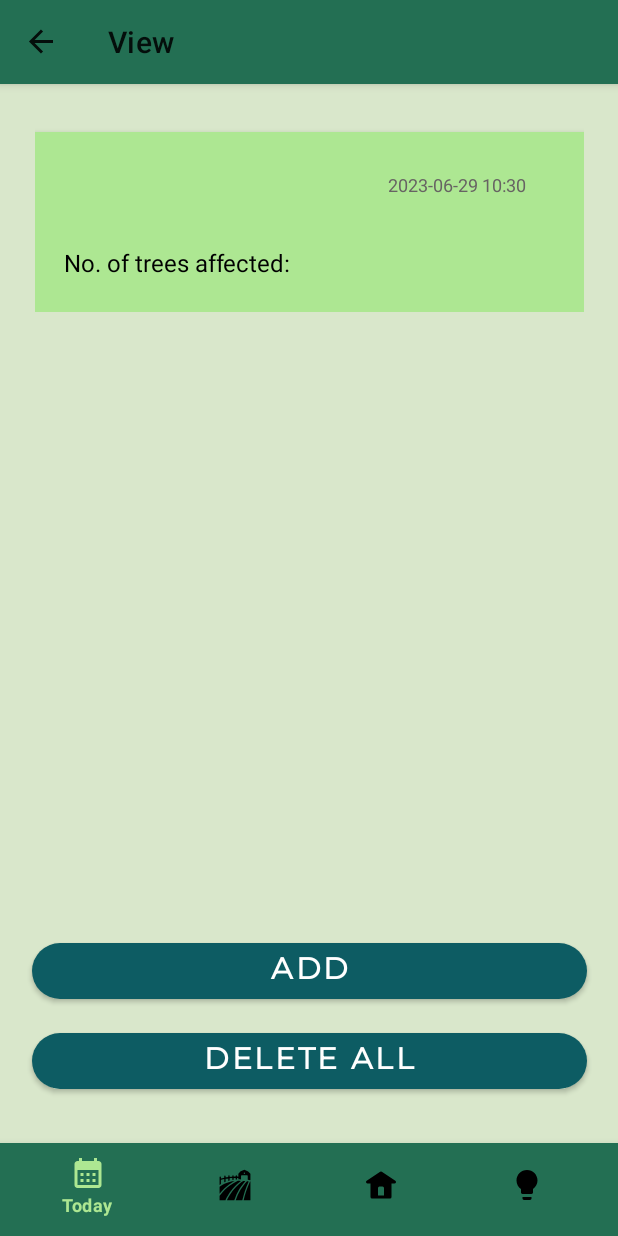
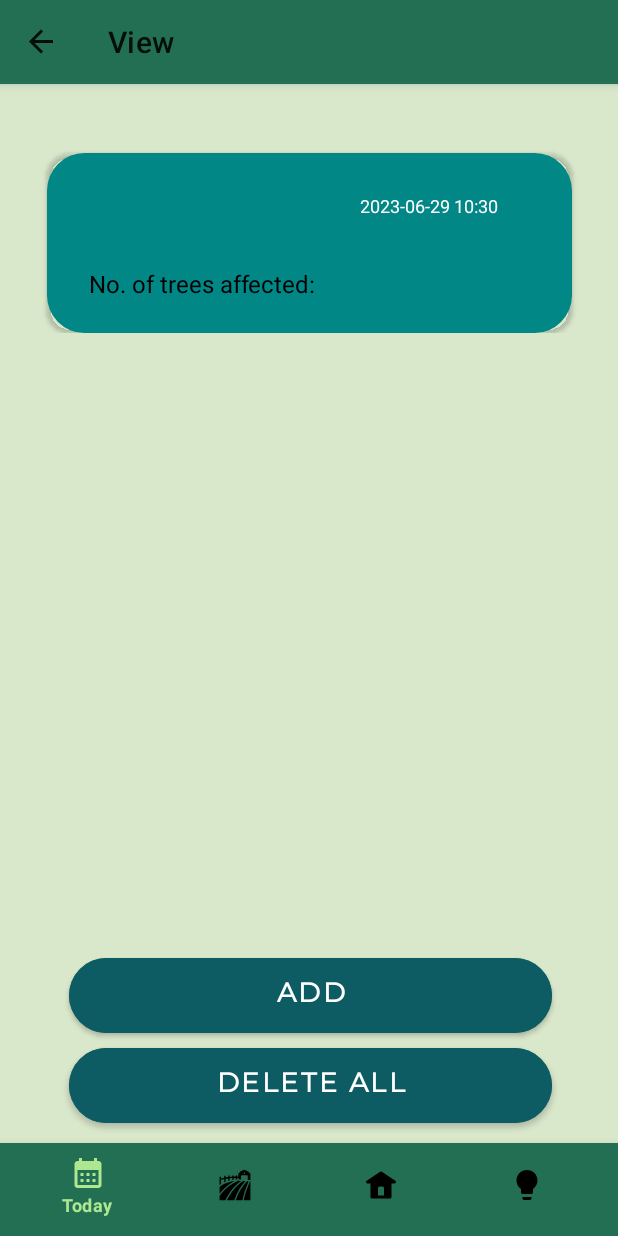
Before and after one commit to qfmtgalon/HappyTree_Project, an Android app: the ViewFragment screen opened through its navigation route, on a phone screen of 412 x 824 dp. Run offline under Robolectric (Android 15) with nearby library versions, the phone set to English and light mode, and no system bars; our stand-ins replace Room's generated code, navigation-ui.

Commit message:
Some layout changes

```diff
--- a/app/src/main/java/com/example/happytree/InputFragment.kt
+++ b/app/src/main/java/com/example/happytree/InputFragment.kt
@@ -11,6 +11,7 @@ import android.widget.DatePicker
 import android.widget.TimePicker
 import androidx.fragment.app.Fragment
 import androidx.lifecycle.ViewModelProvider
+import androidx.navigation.findNavController
 import androidx.navigation.fragment.findNavController
 import com.example.happytree.database.FarmDatabase.Farm
 import com.example.happytree.database.FarmDatabase.FarmViewModel
@@ -48,6 +49,10 @@ class InputFragment : Fragment(), DatePickerDialog.OnDateSetListener, TimePicker
             showDatePickerDialog()
         }
         updateTimeField()
+
+        binding.BtnCancel.setOnClickListener{
+            view?.findNavController()?.navigate(R.id.action_inputFragment_to_viewFragment)
+        }
 
         return binding.root
     }
--- /dev/null
+++ b/app/src/main/res/drawable/button_selector.xml
@@ -0,0 +1,5 @@
+<?xml version="1.0" encoding="utf-8"?>
+<selector xmlns:android="http://schemas.android.com/apk/res/android">
+    <item android:state_pressed="true" android:color="@color/colorAccent" /> <!-- Color when pressed -->
+    <item android:color="@color/colorSecondary" /> <!-- Default color -->
+</selector>
--- a/app/src/main/res/layout/fragment_view.xml
+++ b/app/src/main/res/layout/fragment_view.xml
@@ -10,13 +10,13 @@
 
     <androidx.recyclerview.widget.RecyclerView
         android:id="@+id/recycleone"
-        android:layout_width="366dp"
-        android:layout_height="468dp"
+        android:layout_width="match_parent"
+        android:layout_height="400dp"
         android:layout_marginStart="16dp"
-        android:layout_marginTop="16dp"
+        android:layout_marginTop="30dp"
         android:layout_marginEnd="16dp"
         android:background="#D9E7CB"
-        android:scrollbars="vertical"
+        android:fadeScrollbars="true"
         app:layout_constraintEnd_toEndOf="parent"
         app:layout_constraintStart_toStartOf="parent"
         app:layout_constraintTop_toTopOf="parent" />
@@ -25,9 +25,8 @@
 
     <Button
         android:id="@+id/btnDeleteAll"
-        android:layout_width="wrap_content"
-        android:layout_height="wrap_content"
-        android:layout_marginBottom="92dp"
+        style="@style/button3"
+        android:layout_marginBottom="75dp"
         android:text="Delete All"
         app:layout_constraintBottom_toBottomOf="parent"
         app:layout_constraintEnd_toEndOf="parent"
@@ -36,9 +35,8 @@
 
     <Button
         android:id="@+id/btnAddItem"
-        android:layout_width="wrap_content"
-        android:layout_height="wrap_content"
-        android:layout_marginBottom="152dp"
+        style="@style/button3"
+        android:layout_marginBottom="135dp"
         android:text="Add"
         app:layout_constraintBottom_toBottomOf="parent"
         app:layout_constraintEnd_toEndOf="parent"
--- a/app/src/main/res/layout/recyclelayout.xml
+++ b/app/src/main/res/layout/recyclelayout.xml
@@ -7,9 +7,10 @@
 
     <androidx.cardview.widget.CardView
         android:id="@+id/cv"
-        android:layout_width="385dp"
+        android:layout_width="350dp"
         android:layout_height="120dp"
         android:layout_marginTop="16dp"
+        app:cardBackgroundColor="@color/colorSecondaryVariant"
         app:cardCornerRadius="25dp"
         app:layout_constraintBottom_toBottomOf="parent"
         app:layout_constraintEnd_toEndOf="parent"
@@ -18,8 +19,7 @@
 
         <androidx.constraintlayout.widget.ConstraintLayout
             android:layout_width="match_parent"
-            android:layout_height="match_parent"
-            android:background="@color/colorPrimaryVariant">
+            android:layout_height="match_parent">
 
             <TextView
                 android:id="@+id/txtDisease"
@@ -30,7 +30,7 @@
                 android:capitalize="characters"
                 android:minHeight="48dp"
                 android:text="Disease"
-                android:textColor="#000000"
+                android:textColor="@color/colorOnError"
                 android:textSize="20dp"
                 android:textStyle="bold"
                 app:layout_constraintStart_toStartOf="parent"
@@ -44,7 +44,7 @@
                 android:layout_marginTop="3dp"
                 android:layout_marginEnd="290dp"
                 android:text="Variant"
-                android:textColor="#000000"
+                android:textColor="@color/colorOnError"
                 android:textSize="16dp"
                 android:textStyle="italic"
                 app:layout_constraintEnd_toEndOf="parent"
@@ -71,7 +71,7 @@
                 android:layout_marginEnd="24dp"
                 android:layout_marginBottom="72dp"
                 android:text="Date and Time"
-                android:textColor="#676363"
+                android:textColor="@color/colorOnError"
                 android:textSize="12sp"
                 app:layout_constraintBottom_toBottomOf="parent"
                 app:layout_constraintEnd_toEndOf="parent" />
--- a/app/src/main/res/values/colors.xml
+++ b/app/src/main/res/values/colors.xml
@@ -25,7 +25,7 @@
 
     <color name="colorPrimaryContainer">#236F53</color> #
     <color name="colorOnPrimaryContainer">#F3F0BB</color>
-    <color name="colorAccent">#F3ECB0</color>
+    <color name="colorAccent">#3087A2</color>
 
 
 </resources>
--- a/app/src/main/res/values/dimens.xml
+++ b/app/src/main/res/values/dimens.xml
@@ -1,4 +1,4 @@
 <?xml version="1.0" encoding="utf-8"?>
 <resources>
-    <dimen name="card_corner_radius">8dp</dimen>
+    <dimen name="card_corner_radius">16dp</dimen>
 </resources>
--- a/app/src/main/res/values/strings.xml
+++ b/app/src/main/res/values/strings.xml
@@ -22,6 +22,9 @@
     <string name="dateTime">Date and Time</string>
     <string name="numTree">No. of Trees</string>
     <string name="txtDescrip">No. of trees affected: </string>
+    <string name="change_username" />
+    <string name="delete_account" />
+    <string name="logout" />
 
 
 </resources>
--- a/app/src/main/res/values/styles.xml
+++ b/app/src/main/res/values/styles.xml
@@ -18,6 +18,9 @@
     </style>
 
     <style name="CardViewStyle" parent="Widget.MaterialComponents.CardView">
+        <item name="android:layout_width">100dp</item>
+        <item name="android:layout_height">100dp</item>
+        <item name="clickAction">toggle</item>
         <item name="cardBackgroundColor">@color/colorPrimaryContainer</item>
         <item name="android:textColor">@color/colorOnPrimaryContainer</item>
         <item name="android:textSize">20dp</item>
@@ -26,22 +29,69 @@
         <item name="cardCornerRadius">15dp</item>
         <item name="android:textStyle">bold</item>
         <item name="cardElevation">12dp</item>
-        <item name="clickAction">toggle</item>
+        <item name="android:stateListAnimator">@animator/cardview_state_animator</item>
     </style>
 
+
     <style name="button" parent="Widget.MaterialComponents.Button">
-        <item name="backgroundTint">@color/colorSecondary</item>
-        <item name="android:textSize">16dp</item>
+        <item name="android:backgroundTint">@color/colorSecondary</item>
+        <item name="android:textSize">20sp</item>
+        <item name="android:layout_width">322dp</item>
+        <item name="android:layout_height">56dp</item>
         <item name="android:textColor">@color/white</item>
-        <item name="fontFamily">@font/montserrat</item>
-        <item name="android:ems">12</item>
+        <item name="android:fontFamily">@font/montserrat</item>
+        <item name="android:minWidth">64dp</item>
+        <item name="android:minHeight">56dp</item>
         <item name="cornerRadius">25dp</item>
         <item name="android:elevation">10dp</item>
         <item name="android:insetTop">0dp</item>
         <item name="android:insetBottom">0dp</item>
-        <item name="android:layout_margin">12dp</item>
-        <item name="android:padding">8dp</item>
+        <item name="android:layout_marginStart">12dp</item>
+        <item name="android:layout_marginEnd">12dp</item>
+        <item name="android:layout_marginTop">12dp</item>
+        <item name="android:layout_marginBottom">12dp</item>
     </style>
+
+    <style name="button3" parent="Widget.MaterialComponents.Button">
+        <item name="android:backgroundTint">@color/colorSecondary</item>
+        <item name="android:textSize">18sp</item>
+        <item name="android:layout_width">322dp</item>
+        <item name="android:layout_height">50dp</item>
+        <item name="android:textColor">@color/white</item>
+        <item name="android:fontFamily">@font/montserrat</item>
+        <item name="android:minWidth">64dp</item>
+        <item name="android:minHeight">56dp</item>
+        <item name="cornerRadius">25dp</item>
+        <item name="android:elevation">10dp</item>
+        <item name="android:insetTop">0dp</item>
+        <item name="android:insetBottom">0dp</item>
+        <item name="android:layout_marginStart">12dp</item>
+        <item name="android:layout_marginEnd">12dp</item>
+        <item name="android:layout_marginTop">12dp</item>
+        <item name="android:layout_marginBottom">12dp</item>
+    </style>
+
+    <style name="button2" parent="Widget.MaterialComponents.Button">
+        <item name="android:backgroundTint">@color/colorSecondary</item>
+        <item name="android:textSize">18sp</item>
+        <item name="android:layout_width">150dp</item>
+        <item name="android:layout_height">56dp</item>
+        <item name="android:textColor">@color/white</item>
+        <item name="android:fontFamily">@font/montserrat</item>
+        <item name="android:minWidth">64dp</item>
+        <item name="android:minHeight">56dp</item>
+        <item name="cornerRadius">25dp</item>
+        <item name="android:elevation">10dp</item>
+        <item name="android:insetTop">0dp</item>
+        <item name="android:insetBottom">0dp</item>
+        <item name="android:layout_marginStart">12dp</item>
+        <item name="android:layout_marginEnd">12dp</item>
+        <item name="android:layout_marginTop">12dp</item>
+        <item name="android:layout_marginBottom">12dp</item>
+    </style>
+
+
+
 
     <style name="textButton" parent="Widget.AppCompat.Button.Borderless">
         <item name="android:textSize">14dp</item>
@@ -72,6 +122,8 @@
         <item name="android:textSize">20sp</item>
     </style>
 
+
+
     <!-- Add any other styles here -->
 
 </resources>
```
Also changed, not shown: app/src/main/res/animator/cardview_state_animator.xml (added, +19 -0 lines), app/src/main/res/layout/fragment_home.xml (+6 -13 lines), app/src/main/res/layout/fragment_input.xml (+19 -9 lines), app/src/main/res/layout/fragment_login.xml (+8 -7 lines), app/src/main/res/layout/fragment_registration.xml (+9 -11 lines), app/src/main/res/layout/fragment_update.xml (+14 -14 lines), app/src/main/res/layout/fragment_welcome.xml (+4 -3 lines).
